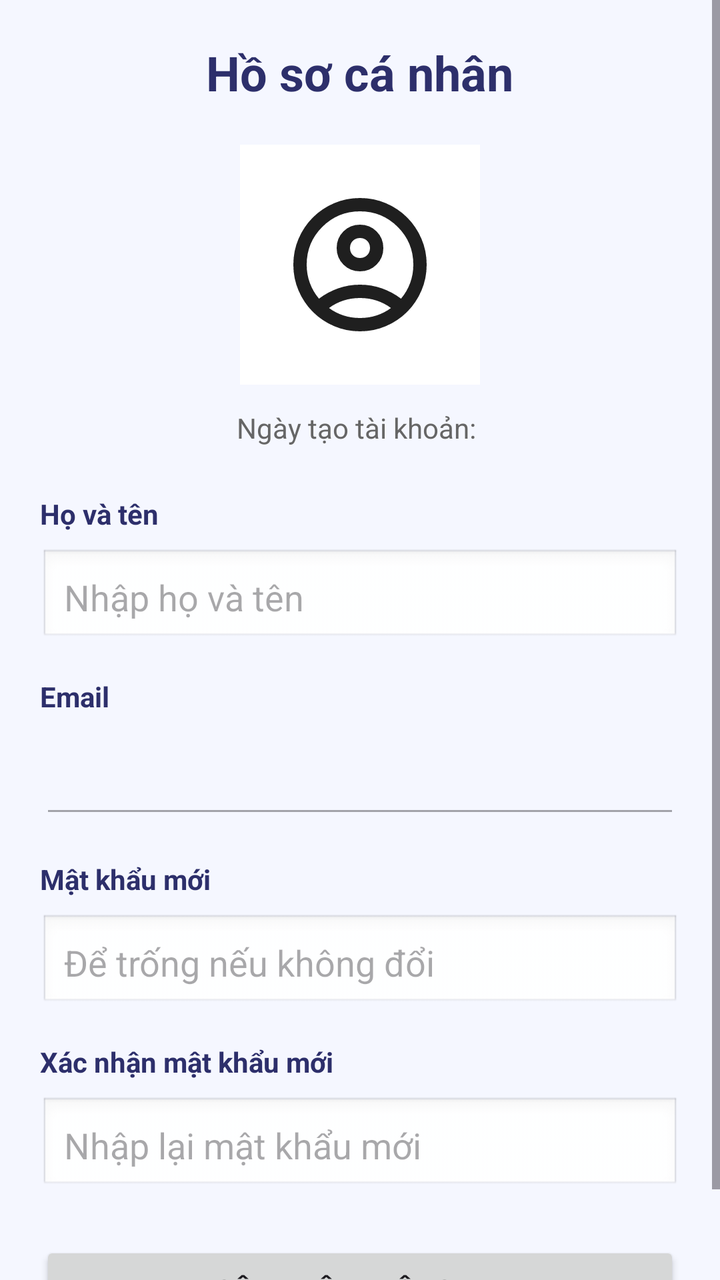
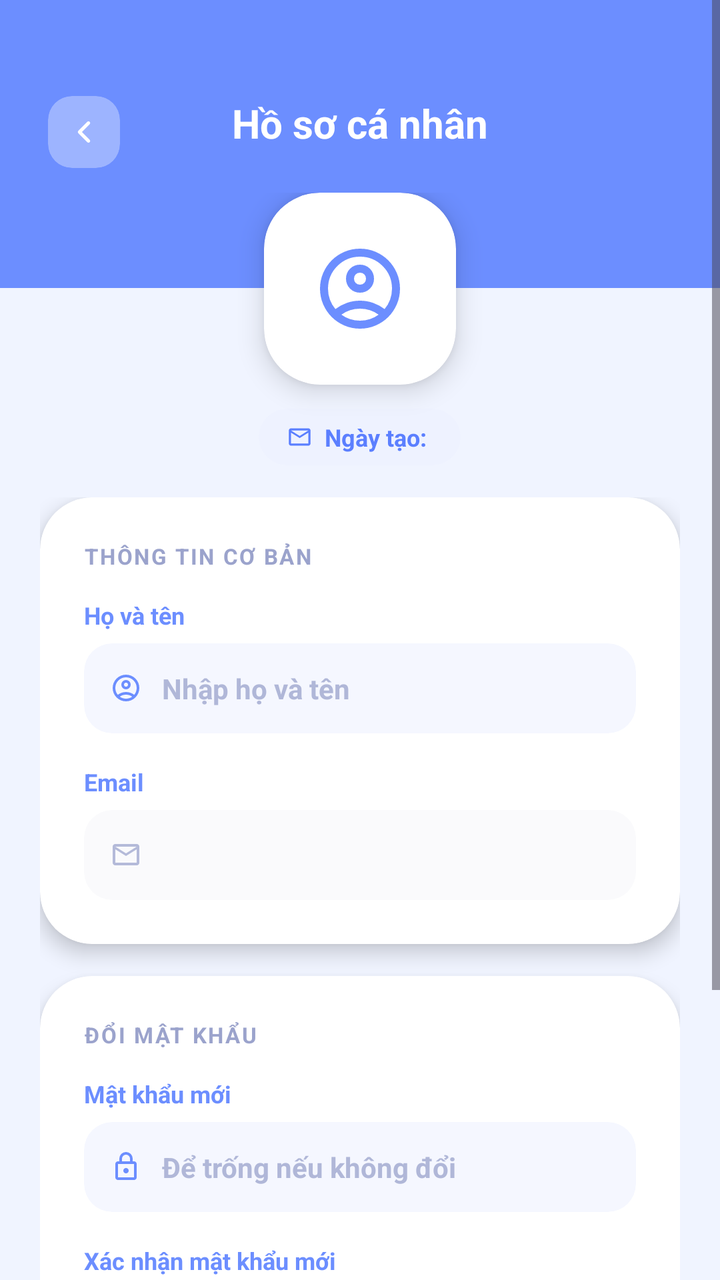

The first picture is an Android layout as it rendered before a commit; the second is the same layout after the commit. The layout source and the unified diff follow.
<!-- AndroidManifest.xml: application theme Theme.QuizApp -->
<!-- res/layout/activity_profile.xml -->
<?xml version="1.0" encoding="utf-8"?>
<ScrollView xmlns:android="http://schemas.android.com/apk/res/android"
    android:id="@+id/main"
    android:layout_width="match_parent"
    android:layout_height="match_parent"
    android:fillViewport="true"
    android:background="#F5F7FF">

    <LinearLayout
        android:layout_width="match_parent"
        android:layout_height="wrap_content"
        android:orientation="vertical"
        android:padding="20dp">

        <TextView
            android:layout_width="wrap_content"
            android:layout_height="wrap_content"
            android:text="Hồ sơ cá nhân"
            android:textSize="24sp"
            android:textStyle="bold"
            android:textColor="#2D2F6B"
            android:layout_gravity="center_horizontal"
            android:layout_marginBottom="20dp" />

        <ImageView
            android:id="@+id/imgAvatar"
            android:layout_width="120dp"
            android:layout_height="120dp"
            android:layout_gravity="center_horizontal"
            android:src="@drawable/ic_register_user"
            android:scaleType="centerCrop"
            android:background="@android:color/white"
            android:padding="20dp" />

        <TextView
            android:id="@+id/txtCreatedAt"
            android:layout_width="wrap_content"
            android:layout_height="wrap_content"
            android:text="Ngày tạo tài khoản: "
            android:textSize="14sp"
            android:textColor="#666666"
            android:layout_gravity="center_horizontal"
            android:layout_marginTop="12dp"
            android:layout_marginBottom="24dp" />

        <TextView
            android:layout_width="wrap_content"
            android:layout_height="wrap_content"
            android:text="Họ và tên"
            android:textStyle="bold"
            android:textColor="#2D2F6B" />

        <EditText
            android:id="@+id/edtFullName"
            android:layout_width="match_parent"
            android:layout_height="wrap_content"
            android:hint="Nhập họ và tên"
            android:layout_marginTop="8dp"
            android:layout_marginBottom="16dp"
            android:background="@android:drawable/edit_text"
            android:padding="12dp" />

        <TextView
            android:layout_width="wrap_content"
            android:layout_height="wrap_content"
            android:text="Email"
            android:textStyle="bold"
            android:textColor="#2D2F6B" />

        <EditText
            android:id="@+id/edtEmail"
            android:layout_width="match_parent"
            android:layout_height="wrap_content"
            android:focusable="false"
            android:clickable="false"
            android:cursorVisible="false"
            android:enabled="false"
            android:layout_marginTop="8dp"
            android:layout_marginBottom="16dp"
            android:padding="12dp" />

        <TextView
            android:layout_width="wrap_content"
            android:layout_height="wrap_content"
            android:text="Mật khẩu mới"
            android:textStyle="bold"
            android:textColor="#2D2F6B" />

        <EditText
            android:id="@+id/edtNewPassword"
            android:layout_width="match_parent"
            android:layout_height="wrap_content"
            android:hint="Để trống nếu không đổi"
            android:inputType="textPassword"
            android:layout_marginTop="8dp"
            android:layout_marginBottom="16dp"
            android:background="@android:drawable/edit_text"
            android:padding="12dp" />

        <TextView
            android:layout_width="wrap_content"
            android:layout_height="wrap_content"
            android:text="Xác nhận mật khẩu mới"
            android:textStyle="bold"
            android:textColor="#2D2F6B" />

        <EditText
            android:id="@+id/edtConfirmPassword"
            android:layout_width="match_parent"
            android:layout_height="wrap_content"
            android:hint="Nhập lại mật khẩu mới"
            android:inputType="textPassword"
            android:layout_marginTop="8dp"
            android:layout_marginBottom="24dp"
            android:background="@android:drawable/edit_text"
            android:padding="12dp" />

        <Button
            android:id="@+id/btnUpdateProfile"
            android:layout_width="match_parent"
            android:layout_height="wrap_content"
            android:text="Cập nhật thông tin"
            android:textStyle="bold" />

    </LinearLayout>

</ScrollView>
<!-- resources referenced by this layout -->
<resources>
  <!-- drawable ic_register_user (drawable) -->
  <vector xmlns:android="http://schemas.android.com/apk/res/android"
      android:width="24dp"
      android:height="24dp"
      android:viewportWidth="960"
      android:viewportHeight="960">
    <path
        android:pathData="M234,684q51,-39 114,-61.5T480,600q69,0 132,22.5T726,684q35,-41 54.5,-93T800,480q0,-133 -93.5,-226.5T480,160q-133,0 -226.5,93.5T160,480q0,59 19.5,111t54.5,93ZM380.5,479.5Q340,439 340,380t40.5,-99.5Q421,240 480,240t99.5,40.5Q620,321 620,380t-40.5,99.5Q539,520 480,520t-99.5,-40.5ZM480,880q-83,0 -156,-31.5T197,763q-54,-54 -85.5,-127T80,480q0,-83 31.5,-156T197,197q54,-54 127,-85.5T480,80q83,0 156,31.5T763,197q54,54 85.5,127T880,480q0,83 -31.5,156T763,763q-54,54 -127,85.5T480,880ZM580,784.5q47,-15.5 86,-44.5 -39,-29 -86,-44.5T480,680q-53,0 -100,15.5T294,740q39,29 86,44.5T480,800q53,0 100,-15.5ZM523,423q17,-17 17,-43t-17,-43q-17,-17 -43,-17t-43,17q-17,17 -17,43t17,43q17,17 43,17t43,-17ZM480,380ZM480,740Z"
        android:fillColor="#1f1f1f"/>
  </vector>
  <style name="Theme.QuizApp" parent="Base.Theme.QuizApp" />
  <style name="Base.Theme.QuizApp" parent="Theme.Material3.DayNight.NoActionBar">
          
          
      </style>
</resources>

<!-- the commit's change to res/layout/activity_profile.xml (unified diff, before → after) -->
@@ -1,127 +1,385 @@
 <?xml version="1.0" encoding="utf-8"?>
 <ScrollView xmlns:android="http://schemas.android.com/apk/res/android"
+    xmlns:app="http://schemas.android.com/apk/res-auto"
+    xmlns:tools="http://schemas.android.com/tools"
     android:id="@+id/main"
     android:layout_width="match_parent"
     android:layout_height="match_parent"
+    android:background="#F0F4FF"
     android:fillViewport="true"
-    android:background="#F5F7FF">
+    tools:context=".Activities.User.ProfileActivity">
 
     <LinearLayout
         android:layout_width="match_parent"
         android:layout_height="wrap_content"
-        android:orientation="vertical"
-        android:padding="20dp">
-
-        <TextView
-            android:layout_width="wrap_content"
-            android:layout_height="wrap_content"
-            android:text="Hồ sơ cá nhân"
-            android:textSize="24sp"
-            android:textStyle="bold"
-            android:textColor="#2D2F6B"
-            android:layout_gravity="center_horizontal"
-            android:layout_marginBottom="20dp" />
-
-        <ImageView
-            android:id="@+id/imgAvatar"
-            android:layout_width="120dp"
-            android:layout_height="120dp"
-            android:layout_gravity="center_horizontal"
-            android:src="@drawable/ic_register_user"
-            android:scaleType="centerCrop"
-            android:background="@android:color/white"
-            android:padding="20dp" />
-
-        <TextView
-            android:id="@+id/txtCreatedAt"
-            android:layout_width="wrap_content"
-            android:layout_height="wrap_content"
-            android:text="Ngày tạo tài khoản: "
-            android:textSize="14sp"
-            android:textColor="#666666"
-            android:layout_gravity="center_horizontal"
-            android:layout_marginTop="12dp"
-            android:layout_marginBottom="24dp" />
-
-        <TextView
-            android:layout_width="wrap_content"
-            android:layout_height="wrap_content"
-            android:text="Họ và tên"
-            android:textStyle="bold"
-            android:textColor="#2D2F6B" />
-
-        <EditText
-            android:id="@+id/edtFullName"
+        android:orientation="vertical">
+
+        
+        <FrameLayout
             android:layout_width="match_parent"
             android:layout_height="wrap_content"
-            android:hint="Nhập họ và tên"
-            android:layout_marginTop="8dp"
-            android:layout_marginBottom="16dp"
-            android:background="@android:drawable/edit_text"
-            android:padding="12dp" />
-
-        <TextView
-            android:layout_width="wrap_content"
-            android:layout_height="wrap_content"
-            android:text="Email"
-            android:textStyle="bold"
-            android:textColor="#2D2F6B" />
-
-        <EditText
-            android:id="@+id/edtEmail"
+            android:background="#6C8EFF"
+            android:paddingStart="24dp"
+            android:paddingTop="48dp"
+            android:paddingEnd="24dp"
+            android:paddingBottom="60dp">
+
+            
+            <androidx.cardview.widget.CardView
+                android:layout_width="36dp"
+                android:layout_height="36dp"
+                android:layout_gravity="start|top"
+                app:cardBackgroundColor="#55FFFFFF"
+                app:cardCornerRadius="12dp"
+                app:cardElevation="0dp">
+
+                <ImageView
+                    android:layout_width="18dp"
+                    android:layout_height="18dp"
+                    android:layout_gravity="center"
+                    android:src="@drawable/ic_chevron_right"
+                    android:rotation="180"
+                    app:tint="#FFFFFF" />
+            </androidx.cardview.widget.CardView>
+
+            <TextView
+                android:layout_width="wrap_content"
+                android:layout_height="wrap_content"
+                android:layout_gravity="center_horizontal"
+                android:text="Hồ sơ cá nhân"
+                android:textColor="#FFFFFF"
+                android:textSize="20sp"
+                android:textStyle="bold" />
+        </FrameLayout>
+
+        
+        <LinearLayout
             android:layout_width="match_parent"
             android:layout_height="wrap_content"
-            android:focusable="false"
-            android:clickable="false"
-            android:cursorVisible="false"
-            android:enabled="false"
-            android:layout_marginTop="8dp"
-            android:layout_marginBottom="16dp"
-            android:padding="12dp" />
-
-        <TextView
-            android:layout_width="wrap_content"
-            android:layout_height="wrap_content"
-            android:text="Mật khẩu mới"
-            android:textStyle="bold"
-            android:textColor="#2D2F6B" />
-
-        <EditText
-            android:id="@+id/edtNewPassword"
+            android:orientation="vertical"
+            android:gravity="center_horizontal"
+            android:layout_marginTop="-48dp"
+            android:paddingBottom="6dp">
+
+            <androidx.cardview.widget.CardView
+                android:layout_width="96dp"
+                android:layout_height="96dp"
+                app:cardBackgroundColor="#FFFFFF"
+                app:cardCornerRadius="28dp"
+                app:cardElevation="8dp">
+
+                <ImageView
+                    android:id="@+id/imgAvatar"
+                    android:layout_width="48dp"
+                    android:layout_height="48dp"
+                    android:layout_gravity="center"
+                    android:src="@drawable/ic_register_user"
+                    app:tint="#6C8EFF" />
+            </androidx.cardview.widget.CardView>
+
+            
+            <androidx.cardview.widget.CardView
+                android:layout_width="wrap_content"
+                android:layout_height="wrap_content"
+                android:layout_marginTop="12dp"
+                app:cardBackgroundColor="#EEF2FF"
+                app:cardCornerRadius="20dp"
+                app:cardElevation="0dp">
+
+                <LinearLayout
+                    android:layout_width="wrap_content"
+                    android:layout_height="wrap_content"
+                    android:gravity="center_vertical"
+                    android:orientation="horizontal"
+                    android:paddingStart="14dp"
+                    android:paddingTop="6dp"
+                    android:paddingEnd="14dp"
+                    android:paddingBottom="6dp">
+
+                    <ImageView
+                        android:layout_width="13dp"
+                        android:layout_height="13dp"
+                        android:src="@drawable/ic_main_email"
+                        app:tint="#5B7FFF" />
+
+                    <TextView
+                        android:id="@+id/txtCreatedAt"
+                        android:layout_width="wrap_content"
+                        android:layout_height="wrap_content"
+                        android:layout_marginStart="6dp"
+                        android:text="Ngày tạo: "
+                        android:textColor="#5B7FFF"
+                        android:textSize="12sp"
+                        android:textStyle="bold" />
+                </LinearLayout>
+            </androidx.cardview.widget.CardView>
+        </LinearLayout>
+
+        
+        <LinearLayout
             android:layout_width="match_parent"
             android:layout_height="wrap_content"
-            android:hint="Để trống nếu không đổi"
-            android:inputType="textPassword"
-            android:layout_marginTop="8dp"
-            android:layout_marginBottom="16dp"
-            android:background="@android:drawable/edit_text"
-            android:padding="12dp" />
-
-        <TextView
-            android:layout_width="wrap_content"
-            android:layout_height="wrap_content"
-            android:text="Xác nhận mật khẩu mới"
-            android:textStyle="bold"
-            android:textColor="#2D2F6B" />
-
-        <EditText
-            android:id="@+id/edtConfirmPassword"
-            android:layout_width="match_parent"
-            android:layout_height="wrap_content"
-            android:hint="Nhập lại mật khẩu mới"
-            android:inputType="textPassword"
-            android:layout_marginTop="8dp"
-            android:layout_marginBottom="24dp"
-            android:background="@android:drawable/edit_text"
-            android:padding="12dp" />
-
-        <Button
-            android:id="@+id/btnUpdateProfile"
-            android:layout_width="match_parent"
-            android:layout_height="wrap_content"
-            android:text="Cập nhật thông tin"
-            android:textStyle="bold" />
-
+            android:orientation="vertical"
+            android:paddingStart="20dp"
+            android:paddingTop="10dp"
+            android:paddingEnd="20dp"
+            android:paddingBottom="40dp">
+
+            
+            <androidx.cardview.widget.CardView
+                android:layout_width="match_parent"
+                android:layout_height="wrap_content"
+                android:layout_marginBottom="16dp"
+                app:cardBackgroundColor="#FFFFFF"
+                app:cardCornerRadius="26dp"
+                app:cardElevation="6dp">
+
+                <LinearLayout
+                    android:layout_width="match_parent"
+                    android:layout_height="wrap_content"
+                    android:orientation="vertical"
+                    android:padding="22dp">
+
+                    <TextView
+                        android:layout_width="wrap_content"
+                        android:layout_height="wrap_content"
+                        android:layout_marginBottom="14dp"
+                        android:text="THÔNG TIN CƠ BẢN"
+                        android:textColor="#9BA3CC"
+                        android:textSize="11sp"
+                        android:textStyle="bold"
+                        android:letterSpacing="0.08" />
+
+                    
+                    <TextView
+                        android:layout_width="wrap_content"
+                        android:layout_height="wrap_content"
+                        android:layout_marginBottom="6dp"
+                        android:text="Họ và tên"
+                        android:textColor="#6C8EFF"
+                        android:textSize="12sp"
+                        android:textStyle="bold" />
+
+                    <androidx.cardview.widget.CardView
+                        android:layout_width="match_parent"
+                        android:layout_height="wrap_content"
+                        android:layout_marginBottom="16dp"
+                        app:cardBackgroundColor="#F5F7FF"
+                        app:cardCornerRadius="14dp"
+                        app:cardElevation="0dp">
+
+                        <LinearLayout
+                            android:layout_width="match_parent"
+                            android:layout_height="wrap_content"
+                            android:gravity="center_vertical"
+                            android:orientation="horizontal"
+                            android:padding="13dp">
+
+                            <ImageView
+                                android:layout_width="16dp"
+                                android:layout_height="16dp"
+                                android:src="@drawable/ic_register_user"
+                                app:tint="#6C8EFF" />
+
+                            <EditText
+                                android:id="@+id/edtFullName"
+                                android:layout_width="match_parent"
+                                android:layout_height="wrap_content"
+                                android:layout_marginStart="10dp"
+                                android:background="@null"
+                                android:hint="Nhập họ và tên"
+                                android:textColor="#2D2F6B"
+                                android:textColorHint="#B0B7D8"
+                                android:textSize="14sp"
+                                android:textStyle="bold"
+                                android:inputType="textPersonName" />
+                        </LinearLayout>
+                    </androidx.cardview.widget.CardView>
+
+                    
+                    <TextView
+                        android:layout_width="wrap_content"
+                        android:layout_height="wrap_content"
+                        android:layout_marginBottom="6dp"
+                        android:text="Email"
+                        android:textColor="#6C8EFF"
+                        android:textSize="12sp"
+                        android:textStyle="bold" />
+
+                    <androidx.cardview.widget.CardView
+                        android:layout_width="match_parent"
+                        android:layout_height="wrap_content"
+                        app:cardBackgroundColor="#F8F9FB"
+                        app:cardCornerRadius="14dp"
+                        app:cardElevation="0dp"
+                        android:alpha="0.75">
+
+                        <LinearLayout
+                            android:layout_width="match_parent"
+                            android:layout_height="wrap_content"
+                            android:gravity="center_vertical"
+                            android:orientation="horizontal"
+                            android:padding="13dp">
+
+                            <ImageView
+                                android:layout_width="16dp"
+                                android:layout_height="16dp"
+                                android:src="@drawable/ic_main_email"
+                                app:tint="#9BA3CC" />
+
+                            <EditText
+                                android:id="@+id/edtEmail"
+                                android:layout_width="match_parent"
+                                android:layout_height="wrap_content"
+                                android:layout_marginStart="10dp"
+                                android:background="@null"
+                                android:enabled="false"
+                                android:focusable="false"
+                                android:clickable="false"
+                                android:cursorVisible="false"
+                                android:textColor="#9BA3CC"
+                                android:textSize="14sp"
+                                android:textStyle="bold"
+                                android:inputType="textEmailAddress" />
+                        </LinearLayout>
+                    </androidx.cardview.widget.CardView>
+
+                </LinearLayout>
+            </androidx.cardview.widget.CardView>
+
+            
+            <androidx.cardview.widget.CardView
+                android:layout_width="match_parent"
+                android:layout_height="wrap_content"
+                android:layout_marginBottom="20dp"
+                app:cardBackgroundColor="#FFFFFF"
+                app:cardCornerRadius="26dp"
+                app:cardElevation="6dp">
+
+                <LinearLayout
+                    android:layout_width="match_parent"
+                    android:layout_height="wrap_content"
+                    android:orientation="vertical"
+                    android:padding="22dp">
+
+                    <TextView
+                        android:layout_width="wrap_content"
+                        android:layout_height="wrap_content"
+                        android:layout_marginBottom="14dp"
+                        android:text="ĐỔI MẬT KHẨU"
+                        android:textColor="#9BA3CC"
+                        android:textSize="11sp"
+                        android:textStyle="bold"
+                        android:letterSpacing="0.08" />
+
+                    
+                    <TextView
+                        android:layout_width="wrap_content"
+                        android:layout_height="wrap_content"
+                        android:layout_marginBottom="6dp"
+                        android:text="Mật khẩu mới"
+                        android:textColor="#6C8EFF"
+                        android:textSize="12sp"
+                        android:textStyle="bold" />
+
+                    <androidx.cardview.widget.CardView
+                        android:layout_width="match_parent"
+                        android:layout_height="wrap_content"
+                        android:layout_marginBottom="16dp"
+                        app:cardBackgroundColor="#F5F7FF"
+                        app:cardCornerRadius="14dp"
+                        app:cardElevation="0dp">
+
+                        <LinearLayout
+                            android:layout_width="match_parent"
+                            android:layout_height="wrap_content"
+                            android:gravity="center_vertical"
+                            android:orientation="horizontal"
+                            android:padding="13dp">
+
+                            <ImageView
+                                android:layout_width="16dp"
+                                android:layout_height="16dp"
+                                android:src="@drawable/ic_main_lock"
+                                app:tint="#6C8EFF" />
+
+                            <EditText
+                                android:id="@+id/edtNewPassword"
+                                android:layout_width="match_parent"
+                                android:layout_height="wrap_content"
+                                android:layout_marginStart="10dp"
+                                android:background="@null"
+                                android:hint="Để trống nếu không đổi"
+                                android:inputType="textPassword"
+                                android:textColor="#2D2F6B"
+                                android:textColorHint="#B0B7D8"
+                                android:textSize="14sp"
+                                android:textStyle="bold" />
+                        </LinearLayout>
+                    </androidx.cardview.widget.CardView>
+
+                    
+                    <TextView
+                        android:layout_width="wrap_content"
+                        android:layout_height="wrap_content"
+                        android:layout_marginBottom="6dp"
+                        android:text="Xác nhận mật khẩu mới"
+                        android:textColor="#6C8EFF"
+                        android:textSize="12sp"
+                        android:textStyle="bold" />
+
+                    <androidx.cardview.widget.CardView
+                        android:layout_width="match_parent"
+                        android:layout_height="wrap_content"
+                        app:cardBackgroundColor="#F5F7FF"
+                        app:cardCornerRadius="14dp"
+                        app:cardElevation="0dp">
+
+                        <LinearLayout
+                            android:layout_width="match_parent"
+                            android:layout_height="wrap_content"
+                            android:gravity="center_vertical"
+                            android:orientation="horizontal"
+                            android:padding="13dp">
+
+                            <ImageView
+                                android:layout_width="16dp"
+                                android:layout_height="16dp"
+                                android:src="@drawable/ic_main_lock"
+                                app:tint="#6C8EFF" />
+
+                            <EditText
+                                android:id="@+id/edtConfirmPassword"
+                                android:layout_width="match_parent"
+                                android:layout_height="wrap_content"
+                                android:layout_marginStart="10dp"
+                                android:background="@null"
+                                android:hint="Nhập lại mật khẩu mới"
+                                android:inputType="textPassword"
+                                android:textColor="#2D2F6B"
+                                android:textColorHint="#B0B7D8"
+                                android:textSize="14sp"
+                                android:textStyle="bold" />
+                        </LinearLayout>
+                    </androidx.cardview.widget.CardView>
+
+                </LinearLayout>
+            </androidx.cardview.widget.CardView>
+
+            
+            <Button
+                android:id="@+id/btnUpdateProfile"
+                android:layout_width="match_parent"
+                android:layout_height="56dp"
+                android:backgroundTint="#6C8EFF"
+                android:text="Cập nhật thông tin"
+                android:textAllCaps="false"
+                android:textColor="#FFFFFF"
+                android:textSize="16sp"
+                android:textStyle="bold"
+                app:cornerRadius="18dp" />
+
+        </LinearLayout>
     </LinearLayout>
 
 </ScrollView>
<!-- resource entries referenced after the edit -->
@@ -1,5 +1,42 @@
 <!-- resources referenced by this layout -->
 <resources>
+  <!-- drawable ic_chevron_right (drawable) -->
+  <?xml version="1.0" encoding="utf-8"?>
+  <vector xmlns:android="http://schemas.android.com/apk/res/android"
+      android:width="24dp"
+      android:height="24dp"
+      android:viewportWidth="24"
+      android:viewportHeight="24">
+  
+      <path
+          android:pathData="M9,18 L15,12 L9,6"
+          android:strokeColor="#9BA3CC"
+          android:strokeWidth="2.2"
+          android:strokeLineCap="round"
+          android:strokeLineJoin="round"
+          android:fillColor="@android:color/transparent" />
+  
+  </vector>
+  <!-- drawable ic_main_email (drawable) -->
+  <vector xmlns:android="http://schemas.android.com/apk/res/android"
+      android:width="24dp"
+      android:height="24dp"
+      android:viewportWidth="960"
+      android:viewportHeight="960">
+    <path
+        android:pathData="M160,800q-33,0 -56.5,-23.5T80,720v-480q0,-33 23.5,-56.5T160,160h640q33,0 56.5,23.5T880,240v480q0,33 -23.5,56.5T800,800L160,800ZM480,520L160,320v400h640v-400L480,520ZM480,440 L800,240L160,240l320,200ZM160,320v-80,480 -400Z"
+        android:fillColor="#1f1f1f"/>
+  </vector>
+  <!-- drawable ic_main_lock (drawable) -->
+  <vector xmlns:android="http://schemas.android.com/apk/res/android"
+      android:width="24dp"
+      android:height="24dp"
+      android:viewportWidth="960"
+      android:viewportHeight="960">
+    <path
+        android:pathData="M240,880q-33,0 -56.5,-23.5T160,800v-400q0,-33 23.5,-56.5T240,320h40v-80q0,-83 58.5,-141.5T480,40q83,0 141.5,58.5T680,240v80h40q33,0 56.5,23.5T800,400v400q0,33 -23.5,56.5T720,880L240,880ZM240,800h480v-400L240,400v400ZM536.5,656.5Q560,633 560,600t-23.5,-56.5Q513,520 480,520t-56.5,23.5Q400,567 400,600t23.5,56.5Q447,680 480,680t56.5,-23.5ZM360,320h240v-80q0,-50 -35,-85t-85,-35q-50,0 -85,35t-35,85v80ZM240,800v-400,400Z"
+        android:fillColor="#1f1f1f"/>
+  </vector>
   <!-- drawable ic_register_user (drawable) -->
   <vector xmlns:android="http://schemas.android.com/apk/res/android"
       android:width="24dp"
